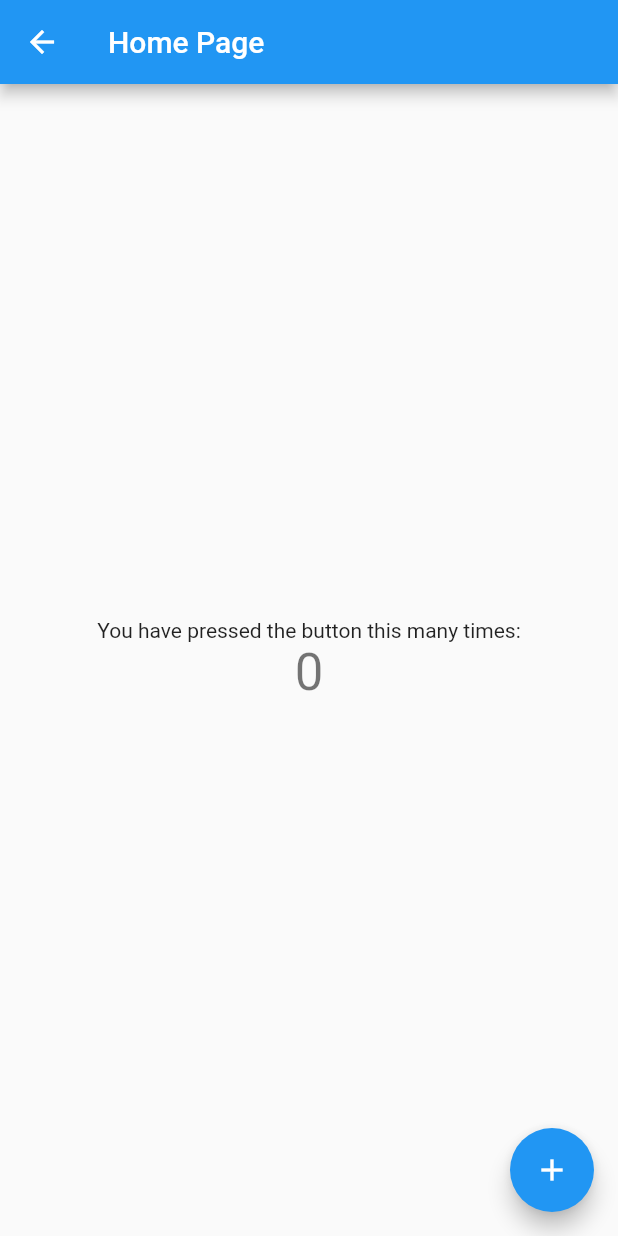
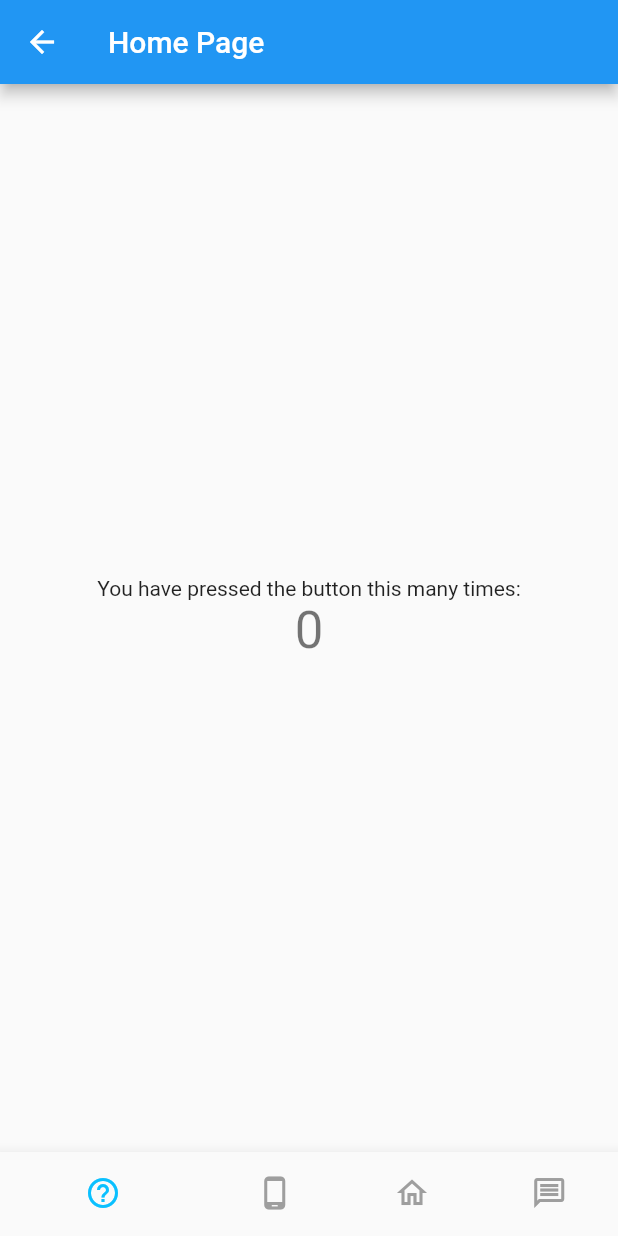
Before and after one commit to RoadSage/roadsage-app, a Flutter app: the screen it shows after launch, after a tap on "Sign in with Google", on a phone screen of 412 x 824 dp. Run offline on Flutter 3.47's test engine with Material 2 defaults, Android fonts, the light colour scheme and no system bars; our stand-ins replace flutter_signin_button, google_fonts.

Commit message:
Add bottom bar for navigation to HomePage
- Rename RoadSageColours.backgroundBlue to RoadSageColours.lightBlue
- Remove some template code from HomePage
- Add BottomNavigationBar to HomePage's Scaffold

Signed-off-by: Kajetan Puchalski <2457183P@student.gla.ac.uk>

```diff
--- a/lib/constants.dart
+++ b/lib/constants.dart
@@ -25,5 +25,5 @@ class RoadSageIcons {
 }
 
 class RoadSageColours {
-  static const Color backgroundBlue = Color(0xFF0AC0FF);
+  static const Color lightBlue = Color(0xFF0AC0FF);
 }
--- a/lib/home.dart
+++ b/lib/home.dart
@@ -1,4 +1,5 @@
 import 'package:flutter/material.dart';
+import 'package:roadsage/constants.dart';
 
 class HomePage extends StatefulWidget {
   const HomePage({Key? key, required this.title}) : super(key: key);
@@ -11,12 +12,6 @@ class HomePage extends StatefulWidget {
 
 class _HomePageState extends State<HomePage> {
   int _counter = 0;
-
-  void _incrementCounter() {
-    setState(() {
-      _counter++;
-    });
-  }
 
   @override
   Widget build(BuildContext context) {
@@ -38,10 +33,30 @@ class _HomePageState extends State<HomePage> {
           ],
         ),
       ),
-      floatingActionButton: FloatingActionButton(
-        onPressed: _incrementCounter,
-        tooltip: 'Increment',
-        child: const Icon(Icons.add),
+      bottomNavigationBar: BottomNavigationBar(
+        items: const <BottomNavigationBarItem>[
+          BottomNavigationBarItem(
+            icon: Icon(Icons.help_outline),
+            label: 'Help',
+          ),
+          BottomNavigationBarItem(
+            icon: Icon(Icons.phone_android_outlined),
+            label: 'Device',
+          ),
+          BottomNavigationBarItem(
+            icon: Icon(Icons.home_outlined),
+            label: 'Home',
+          ),
+          BottomNavigationBarItem(
+            icon: Icon(Icons.message_outlined),
+            label: 'Recents',
+          ),
+        ],
+        currentIndex: 0,
+        selectedItemColor: RoadSageColours.lightBlue,
+        unselectedItemColor: Colors.grey,
+        showSelectedLabels: false,
+        showUnselectedLabels: false,
       ),
     );
   }
--- a/lib/login.dart
+++ b/lib/login.dart
@@ -16,7 +16,7 @@ class _LoginPageState extends State<LoginPage> {
   @override
   Widget build(BuildContext context) {
     return Scaffold(
-      backgroundColor: RoadSageColours.backgroundBlue,
+      backgroundColor: RoadSageColours.lightBlue,
       body: Center(
         child: Column(
           mainAxisAlignment: MainAxisAlignment.center,
```
